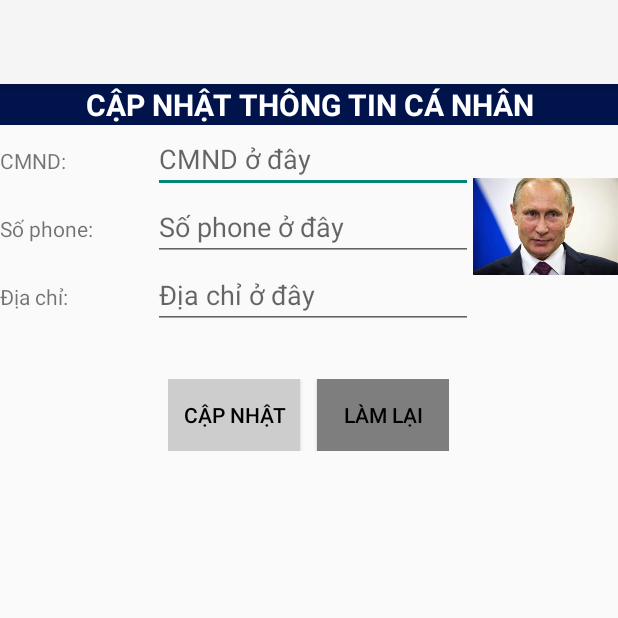
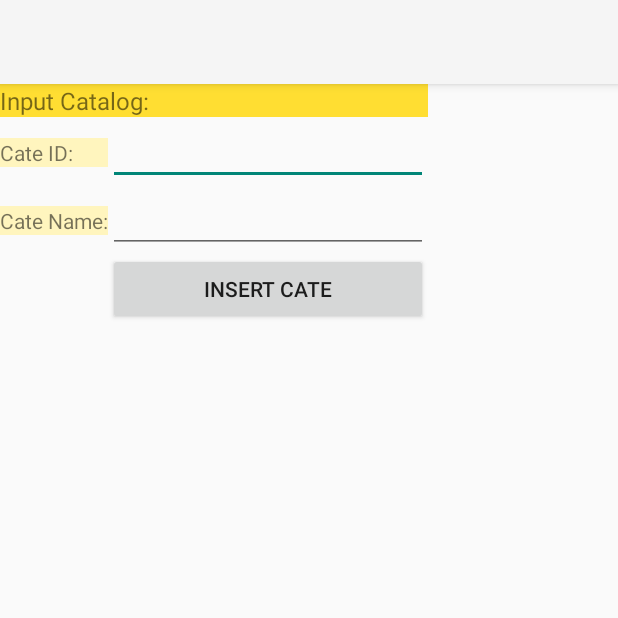
Before and after one commit to thaikimhuynh/LearnAndroid, an Android app: the screen it shows after launch (Ex11AgainActivity before the commit, Ex13Activity after it), on a phone screen of 412 x 824 dp, the top half of it. Run offline under Robolectric (Android 15) with nearby library versions, the phone set to English and light mode, and no system bars.

Commit message:
Finished ex12 13

```diff
--- /dev/null
+++ b/app/src/main/java/com/thaikimhuynh/androidpractice/Ex13Activity.java
@@ -0,0 +1,14 @@
+package com.thaikimhuynh.androidpractice;
+
+import androidx.appcompat.app.AppCompatActivity;
+
+import android.os.Bundle;
+
+public class Ex13Activity extends AppCompatActivity {
+
+    @Override
+    protected void onCreate(Bundle savedInstanceState) {
+        super.onCreate(savedInstanceState);
+        setContentView(R.layout.activity_ex13);
+    }
+}
--- a/app/src/main/res/layout/activity_ex11_again.xml
+++ b/app/src/main/res/layout/activity_ex11_again.xml
@@ -118,7 +118,7 @@
         android:orientation="horizontal"
         android:paddingTop="15pt">
 
-        <Button
+        <androidx.appcompat.widget.AppCompatButton
             android:id="@+id/button4"
             android:layout_width="wrap_content"
             android:layout_height="wrap_content"
@@ -127,16 +127,16 @@
             android:background="#CDCDCD"
             android:text="CẬP NHẬT"
             android:textColor="#000000"
-            android:textColorLink="#000000" />
+            android:textColorLink="#000000"></androidx.appcompat.widget.AppCompatButton>
 
-        <Button
+        <androidx.appcompat.widget.AppCompatButton
             android:id="@+id/button3"
             android:layout_width="wrap_content"
             android:layout_height="wrap_content"
             android:layout_weight="1"
-            android:background="#7E7E7E"
+            android:background="#CDCDCD"
             android:text="LÀM LẠI"
-            android:textColor="#000000" />
+            android:textColor="#000000"></androidx.appcompat.widget.AppCompatButton>
     </LinearLayout>
 
 </LinearLayout>
--- /dev/null
+++ b/app/src/main/res/layout/activity_ex13.xml
@@ -0,0 +1,78 @@
+<?xml version="1.0" encoding="utf-8"?>
+<RelativeLayout xmlns:android="http://schemas.android.com/apk/res/android"
+    xmlns:app="http://schemas.android.com/apk/res-auto"
+    xmlns:tools="http://schemas.android.com/tools"
+    android:layout_width="match_parent"
+    android:layout_height="match_parent"
+    tools:context=".Ex13Activity">
+
+    <TableLayout
+        android:layout_width="wrap_content"
+        android:layout_height="wrap_content">
+        <TableRow>
+
+            <TextView
+                android:id="@+id/textView"
+                android:layout_width="wrap_content"
+                android:layout_height="wrap_content"
+                android:layout_span="2"
+                android:background="#FFDE32"
+                android:text="Input Catalog:"
+                android:textSize="16sp" />
+
+        </TableRow>
+        <TableRow
+            android:layout_width="wrap_content"
+            android:layout_height="wrap_content">
+
+            <TextView
+                android:id="@+id/textView2"
+                android:layout_width="wrap_content"
+                android:layout_height="wrap_content"
+                android:background="#FFF5BE"
+                android:text="Cate ID:" />
+
+            <EditText
+                android:id="@+id/editTextText2"
+                android:layout_width="wrap_content"
+                android:layout_height="wrap_content"
+                android:ems="10"
+                android:inputType="text"
+               />
+
+
+        </TableRow>
+        <TableRow
+            android:layout_width="wrap_content"
+            android:layout_height="wrap_content">
+
+            <TextView
+                android:id="@+id/textView3"
+                android:layout_width="wrap_content"
+                android:layout_height="wrap_content"
+                android:background="#FFF5BE"
+                android:text="Cate Name:" />
+
+            <EditText
+                android:id="@+id/editTextText3"
+                android:layout_width="wrap_content"
+                android:layout_height="wrap_content"
+                android:ems="10"
+                android:inputType="text"
+                />
+
+
+        </TableRow>
+        <TableRow
+            android:layout_width="wrap_content"
+            android:layout_height="wrap_content">
+
+            <androidx.appcompat.widget.AppCompatButton
+                android:id="@+id/button17"
+                android:layout_width="wrap_content"
+                android:layout_height="wrap_content"
+                android:layout_column="1"
+                android:text="Insert Cate" />
+        </TableRow>
+    </TableLayout>
+</RelativeLayout>
```
Also changed, not shown: app/src/main/AndroidManifest.xml (+10 -4 lines), app/src/main/java/com/thaikimhuynh/androidpractice/Ex12Activity.java (added, +14 -0 lines), app/src/main/res/layout/activity_ex12.xml (added, +262 -0 lines).
